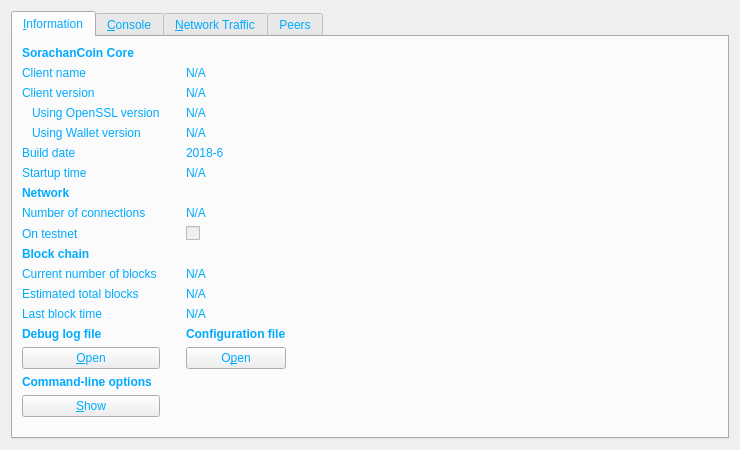
The window that src/qt/forms/rpcconsole.ui (FromHDDtoSSD/SorachanCoin-qt) describes before a commit, drawn with Qt 5.
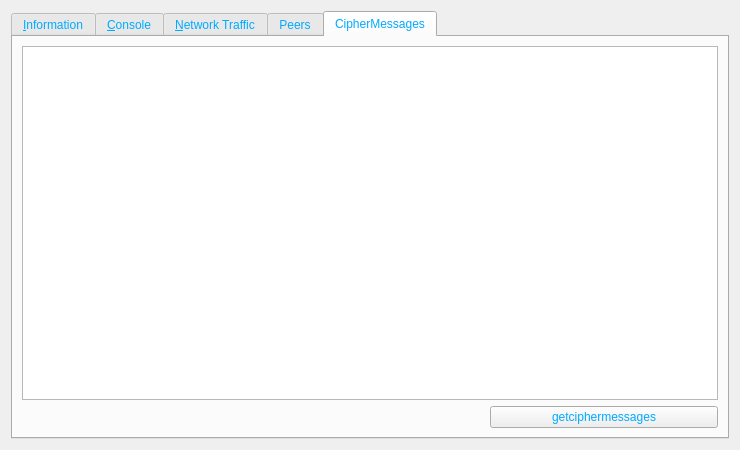
The same window after the commit. The open tabs and pages were chosen to show the change. Icons and pictures are not drawn. Custom widgets are drawn as their Qt base class.

Commit message: Implemented GUI for the encrypted message feature.

Diff of the .ui file:
```diff
--- a/src/qt/forms/rpcconsole.ui
+++ b/src/qt/forms/rpcconsole.ui
@@ -983,6 +983,44 @@
        </item>
       </layout>
      </widget>
+     <widget class="QWidget" name="tab_cipher">
+      <property name="enabled">
+       <bool>true</bool>
+      </property>
+      <attribute name="title">
+       <string>CipherMessages</string>
+      </attribute>
+      <layout class="QVBoxLayout" name="verticalLayout_17">
+       <item>
+        <widget class="QTextEdit" name="cipherMessagesWidget"/>
+       </item>
+       <item>
+        <layout class="QHBoxLayout" name="horizontalLayout_7">
+         <item>
+          <widget class="QLabel" name="__cipherLabel2">
+           <property name="text">
+            <string/>
+           </property>
+          </widget>
+         </item>
+         <item>
+          <widget class="QLabel" name="__cipherLabel">
+           <property name="text">
+            <string/>
+           </property>
+          </widget>
+         </item>
+         <item>
+          <widget class="QPushButton" name="getcipherPushButton">
+           <property name="text">
+            <string>getciphermessages</string>
+           </property>
+          </widget>
+         </item>
+        </layout>
+       </item>
+      </layout>
+     </widget>
     </widget>
    </item>
   </layout>
```
The commit also changes 9 other files.
